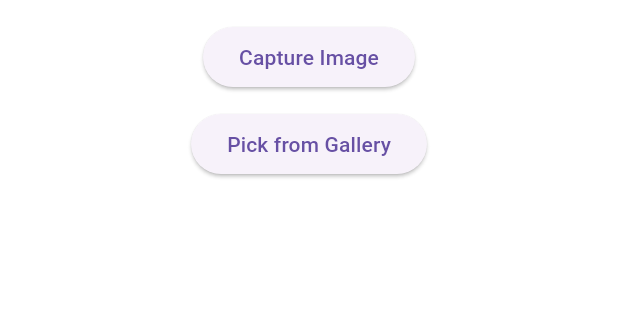
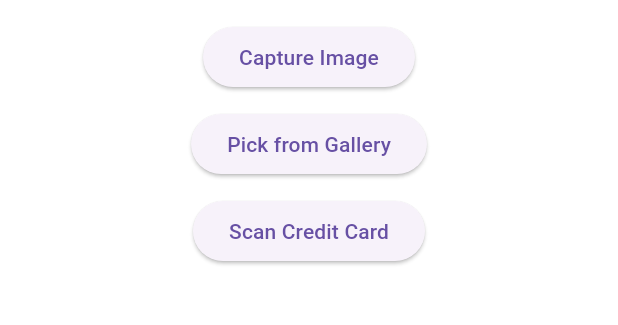
Before and after one commit to matvej83/text_recognition_test, a Flutter app: the screen it shows after launch, on a phone screen of 412 x 824 dp, the part 63-388 px from its top. Run offline on Flutter 3.47's test engine with Material 3 defaults, Android fonts, the phone set to English and light mode, and no system bars; our stand-ins replace flutter_bloc, freezed_annotation, image_picker; missing offline and left inert: credit_card_scanner, google_mlkit_text_recognition; statements that could not run were skipped.

Commit message:
card scanner added

```diff
--- /dev/null
+++ b/lib/bloc/card_scanner_bloc/card_scanner_bloc.dart
@@ -0,0 +1,22 @@
+import 'package:freezed_annotation/freezed_annotation.dart';
+
+import 'package:flutter_bloc/flutter_bloc.dart';
+import 'package:credit_card_scanner/credit_card_scanner.dart';
+
+part 'card_scanner_event.dart';
+
+part 'card_scanner_state.dart';
+
+part 'card_scanner_bloc.freezed.dart';
+
+class CardScannerBloc extends Bloc<CardScannerEvent, CardScannerState> {
+  CardScannerBloc() : super(Initial()) {
+    on<CardScanned>((event, emit) async {
+      emit(const Waiting());
+      CardDetails? cardDetails = await CardScanner.scanCard(
+        scanOptions: CardScanOptions(scanCardHolderName: true),
+      );
+      emit(Scanning(cardDetails));
+    });
+  }
+}
--- /dev/null
+++ b/lib/bloc/card_scanner_bloc/card_scanner_event.dart
@@ -0,0 +1,8 @@
+part of 'card_scanner_bloc.dart';
+
+@freezed
+class CardScannerEvent with _$CardScannerEvent {
+  const factory CardScannerEvent.started() = Started;
+
+  const factory CardScannerEvent.cardScanned() = CardScanned;
+}
--- /dev/null
+++ b/lib/bloc/card_scanner_bloc/card_scanner_state.dart
@@ -0,0 +1,10 @@
+part of 'card_scanner_bloc.dart';
+
+@freezed
+class CardScannerState with _$CardScannerState {
+  const factory CardScannerState.initial() = Initial;
+
+  const factory CardScannerState.waiting() = Waiting;
+
+  const factory CardScannerState.scanning(CardDetails? cardDetails) = Scanning;
+}
--- /dev/null
+++ b/lib/models/card_details.dart
@@ -0,0 +1,19 @@
+import 'package:freezed_annotation/freezed_annotation.dart';
+
+part 'card_details.freezed.dart';
+
+part 'card_details.g.dart';
+
+@freezed
+class CardDetails with _$CardDetails {
+  const factory CardDetails({
+    String? cardNumber,
+    String? expiryDate,
+    String? cardIssuer,
+    String? cardHolderName,
+  }) = _CardDetails;
+
+  const CardDetails._();
+
+  factory CardDetails.fromJson(Map<String, dynamic> json) => _$CardDetailsFromJson(json);
+}
--- a/lib/ui/screens/home/home_screen.dart
+++ b/lib/ui/screens/home/home_screen.dart
@@ -1,11 +1,11 @@
 import 'dart:io';
 
+import 'package:credit_card_scanner/credit_card_scanner.dart';
 import 'package:flutter/material.dart';
 import 'package:flutter_bloc/flutter_bloc.dart';
 import 'package:image_picker/image_picker.dart';
+import 'package:text_recognition_test/bloc/card_scanner_bloc/card_scanner_bloc.dart';
 import 'package:text_recognition_test/bloc/image_processing_bloc/image_processing_bloc.dart';
-
-import '../../theme.dart';
 
 class HomeScreen extends StatefulWidget {
   const HomeScreen({super.key});
@@ -20,6 +20,7 @@ class _MyHomePageState extends State<HomeScreen> {
     return MultiBlocProvider(
       providers: [
         BlocProvider(create: (context) => ImageProcessingBloc()),
+        BlocProvider(create: (context) => CardScannerBloc()),
       ],
       child: Scaffold(
         backgroundColor: Colors.white,
@@ -63,6 +64,18 @@ class _MyHomePageState extends State<HomeScreen> {
                   onPressed: () => context.read<ImageProcessingBloc>()..add(ImageProcessed(ImageSource.gallery)),
                   child: const Text('Pick from Gallery'),
                 ),
+                ElevatedButton(
+                  onPressed: () => context.read<CardScannerBloc>()..add(CardScanned()),
+                  child: const Text('Scan Credit Card'),
+                ),
+                BlocBuilder<CardScannerBloc, CardScannerState>(builder: (context, state) {
+                  CardDetails? cardDetails;
+                  if (state is Scanning && state.cardDetails != null) {
+                    cardDetails = state.cardDetails;
+                    return Text(cardDetails.toString());
+                  }
+                  return const SizedBox();
+                }),
                 SizedBox(
                   height: MediaQuery.sizeOf(context).height * 0.3,
                   child: SingleChildScrollView(
--- a/pubspec.yaml
+++ b/pubspec.yaml
@@ -39,6 +39,8 @@ dependencies:
   flutter_bloc: 9.1.0
   equatable: 2.0.7
   freezed_annotation: 2.4.4
+  json_annotation: 4.9.0
+  credit_card_scanner: 1.0.5
 
 dev_dependencies:
   flutter_test:
@@ -52,6 +54,7 @@ dev_dependencies:
   flutter_lints: 5.0.0
   freezed: 2.5.8
   build_runner: 2.4.15
+  json_serializable: ^6.9.4
 
 # For information on the generic Dart part of this file, see the
 # following page: https://dart.dev/tools/pub/pubspec
```
Also changed, not shown: lib/bloc/card_scanner_bloc/card_scanner_bloc.freezed.dart (added), lib/models/card_details.freezed.dart (added), lib/models/card_details.g.dart (added).
